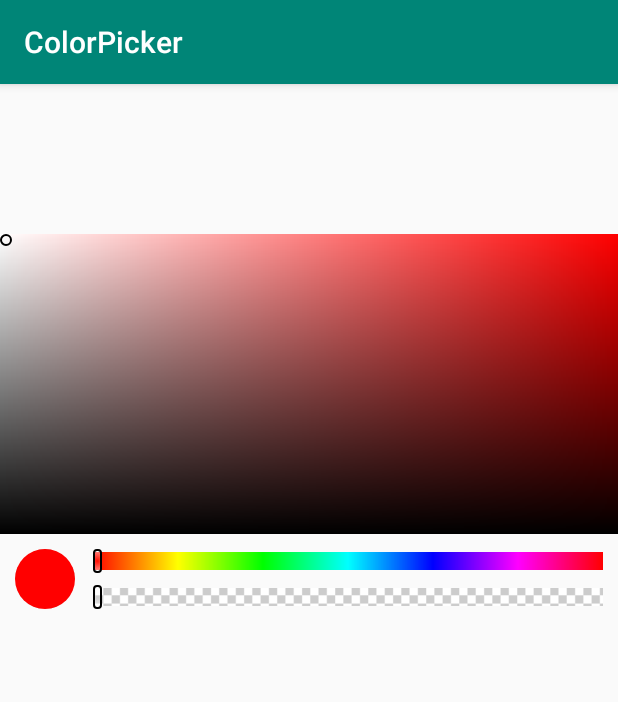
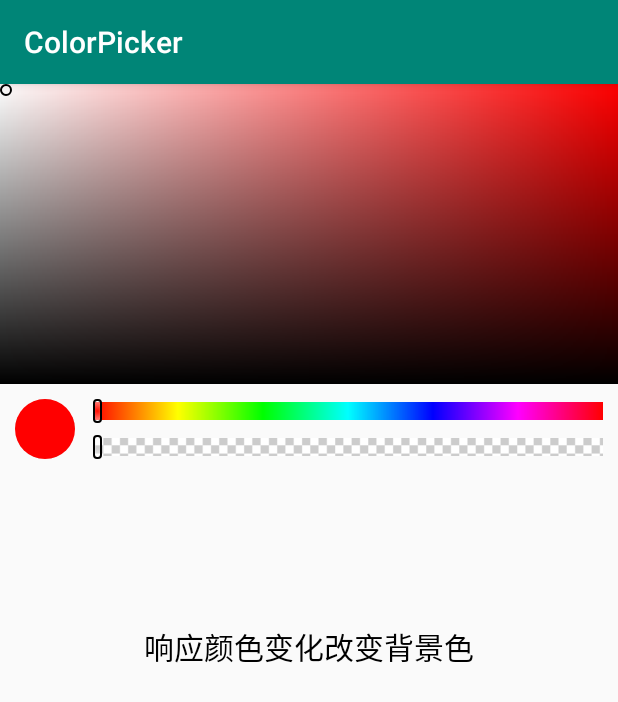
Before and after one commit to shixiuwen/colorpicker, an Android app: the screen it shows after launch (MainActivity), on a phone screen of 412 x 824 dp. Shown: the top 702 px of the screen. Run offline under Robolectric (Android 15) with nearby library versions, the phone set to English and light mode, and no system bars.

Commit message:
添加颜色改变回调

```diff
--- a/app/src/main/java/com/shixia/colorpicker/MainActivity.java
+++ b/app/src/main/java/com/shixia/colorpicker/MainActivity.java
@@ -1,7 +1,11 @@
 package com.shixia.colorpicker;
 
+import android.os.Bundle;
 import android.support.v7.app.AppCompatActivity;
-import android.os.Bundle;
+import android.widget.TextView;
+
+import com.shixia.colorpickerview.ColorPickerView;
+import com.shixia.colorpickerview.OnColorChangeListener;
 
 public class MainActivity extends AppCompatActivity {
 
@@ -9,5 +13,13 @@ public class MainActivity extends AppCompatActivity {
     protected void onCreate(Bundle savedInstanceState) {
         super.onCreate(savedInstanceState);
         setContentView(R.layout.activity_main);
+        final TextView tvTest = findViewById(R.id.tv_test);
+        ColorPickerView colorPicker = findViewById(R.id.cpv_color_picker);
+        colorPicker.setOnColorChangeListener(new OnColorChangeListener() {
+            @Override
+            public void colorChanged(int color) {
+                tvTest.setBackgroundColor(color);
+            }
+        });
     }
 }
--- a/app/src/main/res/layout/activity_main.xml
+++ b/app/src/main/res/layout/activity_main.xml
@@ -2,14 +2,31 @@
 <android.support.constraint.ConstraintLayout xmlns:android="http://schemas.android.com/apk/res/android"
     xmlns:app="http://schemas.android.com/apk/res-auto"
     xmlns:tools="http://schemas.android.com/tools"
+    android:id="@+id/cl_root"
     android:layout_width="match_parent"
     android:layout_height="match_parent"
     tools:context=".MainActivity">
 
     <com.shixia.colorpickerview.ColorPickerView
+        android:id="@+id/cpv_color_picker"
         android:layout_width="wrap_content"
         android:layout_height="wrap_content"
         app:layout_constraintLeft_toLeftOf="parent"
         app:layout_constraintTop_toTopOf="parent" />
 
+    <TextView
+        android:id="@+id/tv_test"
+        android:layout_width="wrap_content"
+        android:layout_height="wrap_content"
+        android:layout_marginTop="100dp"
+        android:shadowColor="#fff"
+        android:shadowDx="4"
+        android:shadowDy="4"
+        android:text="响应颜色变化改变背景色"
+        android:textColor="#000"
+        android:textSize="20sp"
+        app:layout_constraintLeft_toLeftOf="parent"
+        app:layout_constraintRight_toRightOf="parent"
+        app:layout_constraintTop_toBottomOf="@id/cpv_color_picker" />
+
 </android.support.constraint.ConstraintLayout>
--- /dev/null
+++ b/colorpickerview/src/main/java/com/shixia/colorpickerview/OnColorChangeListener.java
@@ -0,0 +1,5 @@
+package com.shixia.colorpickerview;
+
+public interface OnColorChangeListener {
+    void colorChanged(int color);
+}
--- a/colorpickerview/src/main/res/layout/view_color_picker.xml
+++ b/colorpickerview/src/main/res/layout/view_color_picker.xml
@@ -8,7 +8,6 @@
         android:id="@+id/fl_color"
         android:layout_width="match_parent"
         android:layout_height="200dp"
-        android:layout_marginTop="100dp"
         android:background="#ffff0000">
 
         <View
```
Also changed, not shown: colorpickerview/src/main/java/com/shixia/colorpickerview/ColorPickerView.java (+23 -4 lines).
